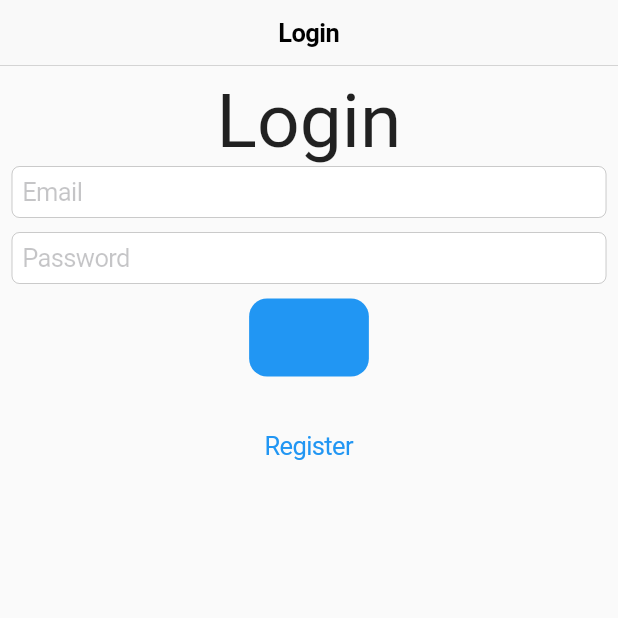
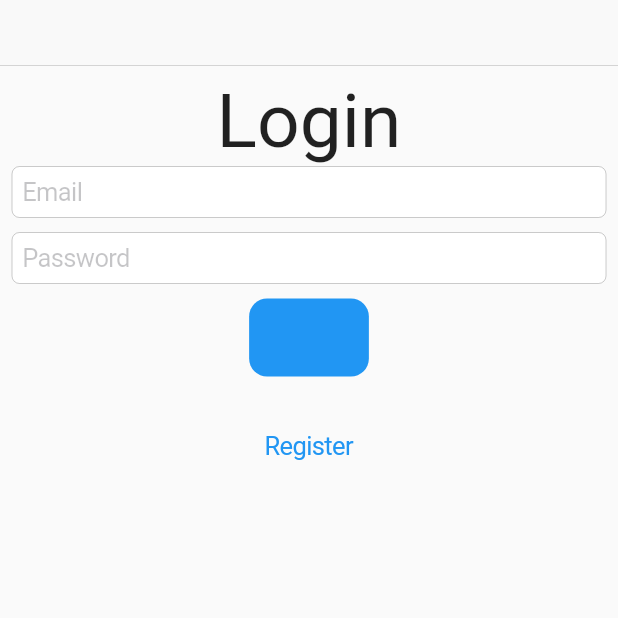
Before and after one commit to VictorDoom022/workflowSys, a Flutter app: the screen it shows after launch, on a phone screen of 412 x 824 dp, the top half of it. Run offline on Flutter 3.47's test engine with Material 2 defaults, Android fonts, the phone set to English and light mode, and no system bars; our stand-ins replace dio, pull_to_refresh, shared_preferences.

Commit message:
remove app title in login/register

```diff
--- a/lib/view/loginPage.dart
+++ b/lib/view/loginPage.dart
@@ -22,9 +22,7 @@ class _loginPageState extends State<loginPage> {
   @override
   Widget build(BuildContext context) {
     return Scaffold(
-      appBar: CupertinoNavigationBar(
-        middle: Text('Login'),
-      ),
+      appBar: CupertinoNavigationBar(),
       body: SingleChildScrollView(
         child: Container(
           child: Center(
--- a/lib/view/registerPage.dart
+++ b/lib/view/registerPage.dart
@@ -24,9 +24,7 @@ class _registerPageState extends State<registerPage> {
   @override
   Widget build(BuildContext context) {
     return Scaffold(
-      appBar: CupertinoNavigationBar(
-        middle: Text('Register'),
-      ),
+      appBar: CupertinoNavigationBar(),
       body: SingleChildScrollView(
         child: Container(
           child: Center(
```
